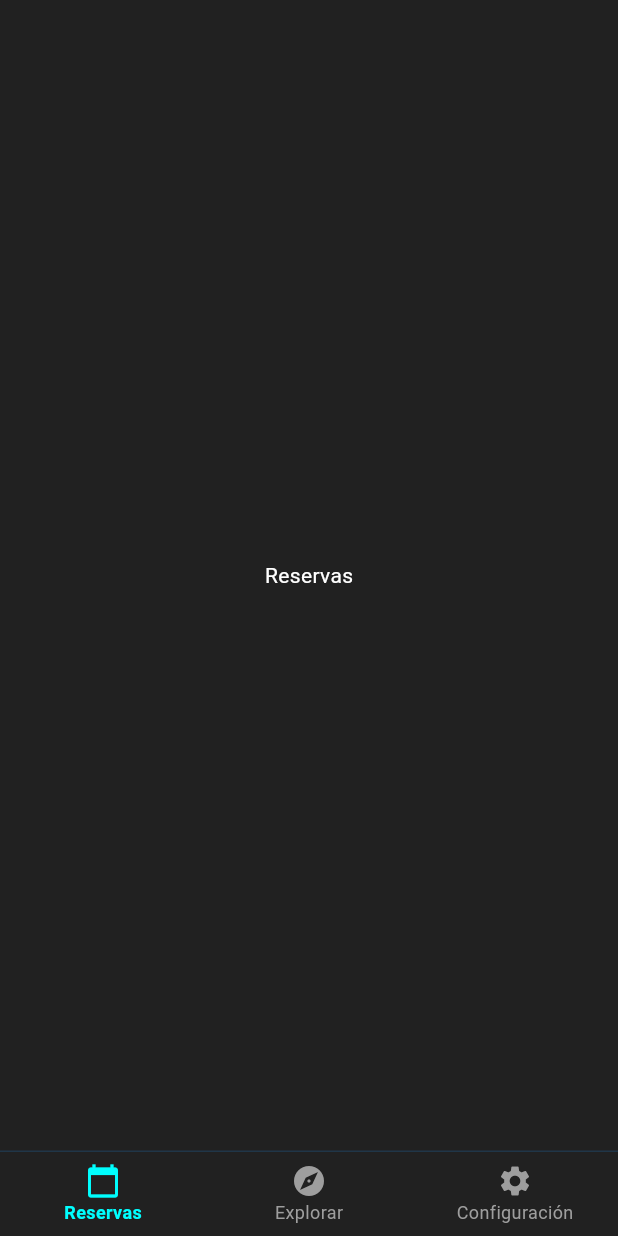
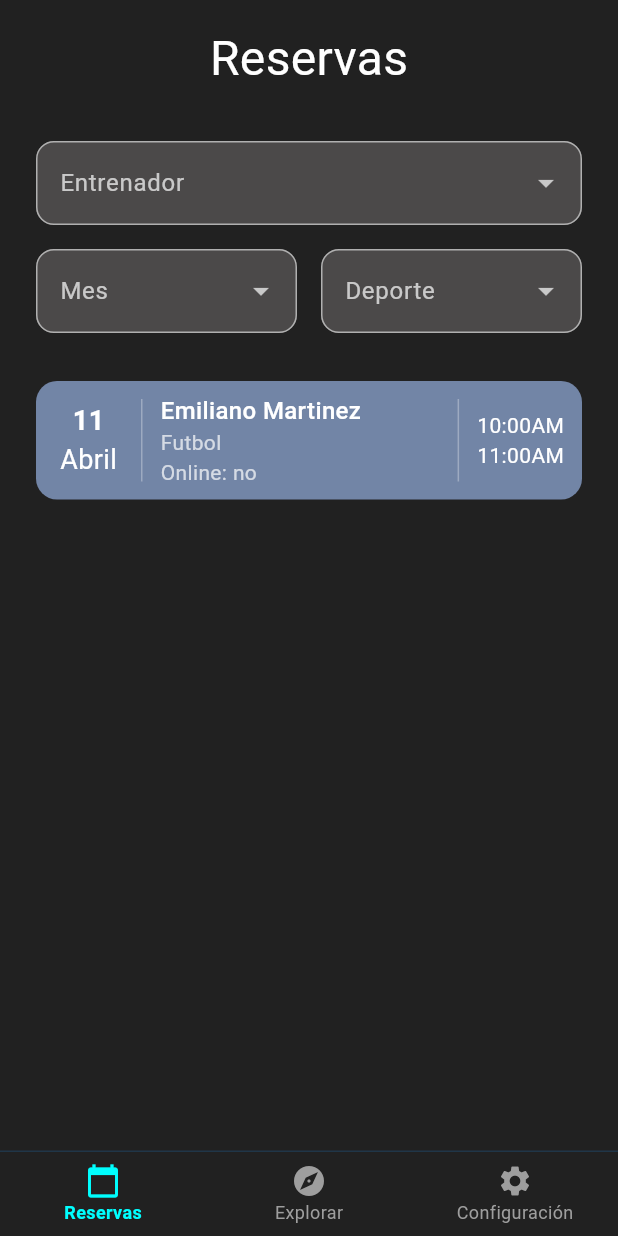
Before and after one commit to ludmilaIa/fit_calendar, a Flutter app: the FitterView screen opened directly, on a phone screen of 412 x 824 dp. Run offline on Flutter 3.47's test engine with Material 3 defaults, Android fonts, the phone set to English and light mode, and no system bars; our stand-ins replace flutter_slidable, table_calendar.

Commit message:
added reservas for fitters

```diff
--- /dev/null
+++ b/lib/components/fitters/booking/reservation_card.dart
@@ -0,0 +1,129 @@
+import 'package:flutter/material.dart';
+
+class ReservationCard extends StatelessWidget {
+  final Map<String, dynamic> reservation;
+  const ReservationCard({required this.reservation, super.key});
+
+  @override
+  Widget build(BuildContext context) {
+    final date = reservation['date'] as DateTime;
+    return SizedBox(
+      width: 339,
+      height: 79,
+      child: Container(
+        decoration: BoxDecoration(
+          color: const Color(0xFFA8C7FF).withOpacity(0.6),
+          borderRadius: BorderRadius.circular(14),
+        ),
+        child: Row(
+          children: [
+            Container(
+              width: 70,
+              height: 79,
+              padding: const EdgeInsets.symmetric(vertical: 8),
+              child: Column(
+                mainAxisAlignment: MainAxisAlignment.center,
+                children: [
+                  Text(
+                    date.day.toString(),
+                    style: const TextStyle(
+                      color: Colors.white,
+                      fontSize: 18,
+                      fontWeight: FontWeight.bold,
+                    ),
+                  ),
+                  Text(
+                    _monthName(date.month),
+                    style: const TextStyle(
+                      color: Colors.white,
+                      fontSize: 18,
+                    ),
+                  ),
+                ],
+              ),
+            ),
+            Container(
+              width: 1,
+              height: 55,
+              color: Colors.white30,
+            ),
+            Expanded(
+              child: Padding(
+                padding: const EdgeInsets.symmetric(horizontal: 12, vertical: 8),
+                child: Column(
+                  crossAxisAlignment: CrossAxisAlignment.start,
+                  mainAxisAlignment: MainAxisAlignment.center,
+                  children: [
+                    Text(
+                      reservation['coach'],
+                      style: const TextStyle(
+                        color: Colors.white,
+                        fontSize: 16,
+                        fontWeight: FontWeight.w500,
+                      ),
+                    ),
+                    Text(
+                      reservation['sport'],
+                      style: const TextStyle(color: Colors.white70, fontSize: 14),
+                    ),
+                    Text(
+                      'Online: ${reservation['online'] ? 'sí' : 'no'}',
+                      style: const TextStyle(color: Colors.white70, fontSize: 14),
+                    ),
+                  ],
+                ),
+              ),
+            ),
+            Container(
+              width: 1,
+              height: 55,
+              color: Colors.white30,
+            ),
+            Padding(
+              padding: const EdgeInsets.symmetric(horizontal: 12),
+              child: Column(
+                mainAxisAlignment: MainAxisAlignment.center,
+                crossAxisAlignment: CrossAxisAlignment.end,
+                children: [
+                  Text(
+                    reservation['startTime'],
+                    style: const TextStyle(
+                      color: Colors.white,
+                      fontSize: 14,
+                    ),
+                  ),
+                  Text(
+                    reservation['endTime'],
+                    style: const TextStyle(
+                      color: Colors.white,
+                      fontSize: 14,
+                    ),
+                  ),
+                ],
+              ),
+            ),
+          ],
+        ),
+      ),
+    );
+  }
+
+  String _monthName(int month) {
+    const months = [
+      '',
+      'Enero',
+      'Febrero',
+      'Marzo',
+      'Abril',
+      'Mayo',
+      'Junio',
+      'Julio',
+      'Agosto',
+      'Septiembre',
+      'Octubre',
+      'Noviembre',
+      'Diciembre',
+    ];
+    return months[month];
+  }
+}
--- a/lib/views/fitter_view.dart
+++ b/lib/views/fitter_view.dart
@@ -2,6 +2,7 @@ import 'package:flutter/material.dart';
 import '../common/colors.dart';
 import '../common/nav_bar.dart';
 import 'fitters/settings_screen.dart';
+import 'fitters/reservations_screen.dart';
 
 class FitterView extends StatefulWidget {
   const FitterView({super.key});
@@ -14,7 +15,7 @@ class _FitterViewState extends State<FitterView> {
   int _currentIndex = 0;
 
   final List<Widget> _screens = [
-    const ReservationsScreen(),
+    const FitterReservationsScreen(),
     const ExploreScreen(),
     const SettingsScreen(),
   ];
@@ -36,23 +37,6 @@ class _FitterViewState extends State<FitterView> {
   }
 }
 
-// Placeholder screens - You can move these to separate files later
-class ReservationsScreen extends StatelessWidget {
-  const ReservationsScreen({super.key});
-
-  @override
-  Widget build(BuildContext context) {
-    return const SafeArea(
-      child: Center(
-        child: Text(
-          'Reservas',
-          style: TextStyle(color: Colors.white),
-        ),
-      ),
-    );
-  }
-}
-
 class ExploreScreen extends StatelessWidget {
   const ExploreScreen({super.key});
 
--- /dev/null
+++ b/lib/views/fitters/reservations_screen.dart
@@ -0,0 +1,133 @@
+import 'package:flutter/material.dart';
+import '../../components/fitters/booking/reservation_card.dart';
+
+class FitterReservationsScreen extends StatefulWidget {
+  const FitterReservationsScreen({super.key});
+
+  @override
+  State<FitterReservationsScreen> createState() => _FitterReservationsScreenState();
+}
+
+class _FitterReservationsScreenState extends State<FitterReservationsScreen> {
+  String? selectedCoach;
+  String? selectedMonth;
+  String? selectedSport;
+
+  // Mock data for demonstration
+  final List<Map<String, dynamic>> reservations = [
+    {
+      'date': DateTime(2024, 4, 11),
+      'coach': 'Emiliano Martinez',
+      'sport': 'Futbol',
+      'online': false,
+      'startTime': '10:00AM',
+      'endTime': '11:00AM',
+    },
+  ];
+
+  final List<String> coaches = ['Emiliano Martinez', 'Lionel Messi'];
+  final List<String> months = ['Abril', 'Mayo', 'Junio'];
+  final List<String> sports = ['Futbol', 'Tenis', 'Padel'];
+
+  @override
+  Widget build(BuildContext context) {
+    return SafeArea(
+      child: Padding(
+        padding: const EdgeInsets.symmetric(horizontal: 24.0, vertical: 16.0),
+        child: Column(
+          crossAxisAlignment: CrossAxisAlignment.start,
+          children: [
+            Center(
+              child: Text(
+                'Reservas',
+                style: TextStyle(
+                  color: Colors.white,
+                  fontSize: 32,
+                  fontWeight: FontWeight.w400,
+                ),
+              ),
+            ),
+            const SizedBox(height: 32),
+            DropdownButtonFormField<String>(
+              value: selectedCoach,
+              decoration: _dropdownDecoration('Entrenador'),
+              items: coaches
+                  .map((c) => DropdownMenuItem(value: c, child: Text(c)))
+                  .toList(),
+              onChanged: (v) => setState(() => selectedCoach = v),
+              dropdownColor: const Color(0xFF4B4949),
+              style: const TextStyle(color: Colors.white),
+            ),
+            const SizedBox(height: 16),
+            Row(
+              children: [
+                Expanded(
+                  child: DropdownButtonFormField<String>(
+                    value: selectedMonth,
+                    decoration: _dropdownDecoration('Mes'),
+                    items: months
+                        .map((m) => DropdownMenuItem(value: m, child: Text(m)))
+                        .toList(),
+                    onChanged: (v) => setState(() => selectedMonth = v),
+                    dropdownColor: const Color(0xFF4B4949),
+                    style: const TextStyle(color: Colors.white),
+                  ),
+                ),
+                const SizedBox(width: 16),
+                Expanded(
+                  child: DropdownButtonFormField<String>(
+                    value: selectedSport,
+                    decoration: _dropdownDecoration('Deporte'),
+                    items: sports
+                        .map((s) => DropdownMenuItem(value: s, child: Text(s)))
+                        .toList(),
+                    onChanged: (v) => setState(() => selectedSport = v),
+                    dropdownColor: const Color(0xFF4B4949),
+                    style: const TextStyle(color: Colors.white),
+                  ),
+                ),
+              ],
+            ),
+            const SizedBox(height: 32),
+            Expanded(
+              child: reservations.isEmpty
+                  ? Center(
+                      child: Text(
+                        'No has hecho reservas todavia',
+                        style: TextStyle(
+                          color: Colors.cyanAccent,
+                          fontSize: 22,
+                        ),
+                      ),
+                    )
+                  : ListView.builder(
+                      itemCount: reservations.length,
+                      itemBuilder: (context, i) {
+                        final r = reservations[i];
+                        return ReservationCard(reservation: r);
+                      },
+                    ),
+            ),
+          ],
+        ),
+      ),
+    );
+  }
+
+  InputDecoration _dropdownDecoration(String label) {
+    return InputDecoration(
+      labelText: label,
+      labelStyle: const TextStyle(color: Colors.white70),
+      filled: true,
+      fillColor: const Color(0xFF4B4949),
+      enabledBorder: OutlineInputBorder(
+        borderRadius: BorderRadius.circular(12),
+        borderSide: const BorderSide(color: Color(0xFFB0B0B0)),
+      ),
+      focusedBorder: OutlineInputBorder(
+        borderRadius: BorderRadius.circular(12),
+        borderSide: const BorderSide(color: Colors.cyanAccent),
+      ),
+    );
+  }
+}
```
